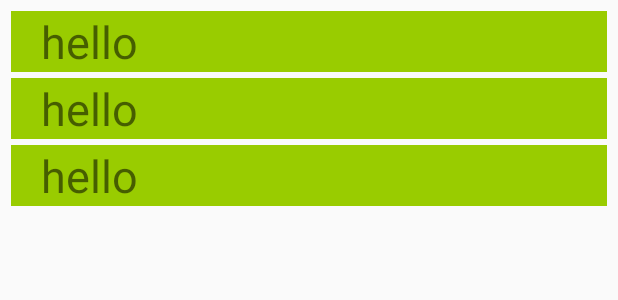
After one commit to Tadoya/Din9talk, an Android app: the layout fragment_all_list.xml on its own in the app's theme, with its tools: preview values and no code run, on a phone screen of 412 x 824 dp. The commit adds this screen. Shown: the top 300 px of the screen. Run offline under Robolectric (Android 15) with nearby library versions, the phone set to English and light mode, and no system bars.

Commit message:
Beta 0.2.1
1. 기존 User list를 Fragment 및 Recycle list 적용하여 다시 만듦
2. Fragment 상태에 따라 fab hide or show출력

```diff
--- a/app/src/main/AndroidManifest.xml
+++ b/app/src/main/AndroidManifest.xml
@@ -35,6 +35,8 @@
             android:name=".UserListActivity"
             android:label="User List"
             android:theme="@style/AppTheme"></activity>
+        <activity android:name=".MainActivity"></activity>
+
 
 
         <!-- [START firebase_service] -->
--- a/app/src/main/java/io/github/tadoya/din9talk/StartActivity.java
+++ b/app/src/main/java/io/github/tadoya/din9talk/StartActivity.java
@@ -80,7 +80,7 @@ public class StartActivity extends BaseActivity {
             @Override
             public void onClick(View v) {
                 //Intent chattingIntent = new Intent(getApplicationContext(), ChattingActivity.class);
-                Intent userListIntent = new Intent(getApplicationContext(), UserListActivity.class);
+                Intent userListIntent = new Intent(getApplicationContext(), MainActivity.class);
                 //userListIntent.addFlags(Intent.FLAG_ACTIVITY_NO_ANIMATION);
                 startActivity(userListIntent);
                 finish();
--- a/app/src/main/java/io/github/tadoya/din9talk/UserListActivity.java
+++ b/app/src/main/java/io/github/tadoya/din9talk/UserListActivity.java
@@ -17,6 +17,10 @@ import com.google.firebase.database.FirebaseDatabase;
 import com.google.firebase.database.Query;
 
 
+import io.github.tadoya.din9talk.BaseActivity;
+import io.github.tadoya.din9talk.ChattingActivity;
+import io.github.tadoya.din9talk.R;
+import io.github.tadoya.din9talk.StartActivity;
 import io.github.tadoya.din9talk.firebaseui.FirebaseListAdapter;
 import io.github.tadoya.din9talk.models.User;
 
@@ -58,9 +62,7 @@ public class UserListActivity extends BaseActivity {
         mUserListAdapter = new FirebaseListAdapter<User>(this, User.class, R.layout.single_active_list, userQuery) {
             @Override
             protected void populateView(View v, final User model, final int position) {
-                final DatabaseReference postRef = getRef(position);
 
-                // Set click listener for the whole post view
                 final String toToken = model.getToken();
                 v.setOnClickListener(new View.OnClickListener() {
                     @Override
--- a/app/src/main/java/io/github/tadoya/din9talk/firebaseui/FirebaseListAdapter.java
+++ b/app/src/main/java/io/github/tadoya/din9talk/firebaseui/FirebaseListAdapter.java
@@ -61,7 +61,7 @@ import com.google.firebase.database.Query;
  *
  * @param <T> The class type to use as a model for the data contained in the children of the given Firebase location
  */
-public abstract class FirebaseListAdapter<T> extends BaseAdapter {
+public class FirebaseListAdapter<T> extends BaseAdapter {
 
     private final Class<T> mModelClass;
     protected int mLayout;
--- a/app/src/main/res/layout/activity_user_list.xml
+++ b/app/src/main/res/layout/activity_user_list.xml
@@ -6,9 +6,6 @@
     android:layout_height="match_parent"
     android:fitsSystemWindows="true"
     tools:context="io.github.tadoya.din9talk.UserListActivity">
-
-    <include layout="@layout/content_user_list"
-        android:id="@+id/include" />
 
     <android.support.design.widget.FloatingActionButton
         android:id="@+id/fab"
@@ -20,4 +17,7 @@
         app:layout_anchor="@+id/include"
         app:layout_anchorGravity="bottom|right" />
 
+    <include layout="@layout/content_user_list"
+        android:id="@+id/include" />
+
 </android.support.design.widget.CoordinatorLayout>
--- /dev/null
+++ b/app/src/main/res/layout/fragment_all_list.xml
@@ -0,0 +1,18 @@
+<?xml version="1.0" encoding="utf-8"?>
+<FrameLayout xmlns:android="http://schemas.android.com/apk/res/android"
+    xmlns:tools="http://schemas.android.com/tools"
+    android:layout_width="match_parent"
+    android:layout_height="match_parent"
+    tools:context=".MainActivity">
+
+    <android.support.v7.widget.RecyclerView
+        android:id="@+id/recycle_list"
+        android:layout_width="match_parent"
+        android:layout_height="match_parent"
+        android:layout_alignParentTop="true"
+        android:clipToPadding="false"
+        android:padding="5dp"
+        android:scrollbars="vertical"
+        tools:listitem="@layout/recyclerview" />
+
+</FrameLayout>
--- /dev/null
+++ b/app/src/main/res/layout/recyclerview.xml
@@ -0,0 +1,19 @@
+<?xml version="1.0" encoding="utf-8"?>
+<RelativeLayout xmlns:android="http://schemas.android.com/apk/res/android"
+    android:layout_width="match_parent"
+    android:layout_height="wrap_content"
+    android:layout_margin="2dp"
+    android:background="@android:color/holo_green_light"
+    android:descendantFocusability="blocksDescendants"
+    android:foreground="?selectableItemBackground"
+    android:gravity="center_vertical">
+
+    <TextView
+        android:id="@+id/item_title"
+        android:layout_width="match_parent"
+        android:layout_height="wrap_content"
+        android:textSize="30sp"
+        android:layout_marginLeft="20dp"
+        android:text="hello"/>
+
+</RelativeLayout>
--- a/app/src/main/res/layout/single_active_list.xml
+++ b/app/src/main/res/layout/single_active_list.xml
@@ -1,13 +1,10 @@
 <?xml version="1.0" encoding="utf-8"?>
 <RelativeLayout xmlns:android="http://schemas.android.com/apk/res/android"
-    xmlns:tools="http://schemas.android.com/tools"
     android:layout_width="match_parent"
     android:layout_height="wrap_content"
     android:layout_margin="2dp"
     android:background="@android:color/holo_green_light"
-    android:clickable="false"
     android:descendantFocusability="blocksDescendants"
-    android:focusable="false"
     android:foreground="?selectableItemBackground"
     android:gravity="center_vertical">
 
@@ -16,8 +13,7 @@
         android:layout_width="match_parent"
         android:textSize="30sp"
         android:layout_height="wrap_content"
-        android:layout_marginLeft="20dp"
-        tools:ignore="RtlHardcoded" />
+        android:layout_marginLeft="20dp" />
 
     <TextView
         android:id="@+id/created_by"
```
Also changed, not shown: app/build.gradle (+5 -2 lines), app/src/main/java/io/github/tadoya/din9talk/MainActivity.java (added, +136 -0 lines), app/src/main/java/io/github/tadoya/din9talk/fragment/ChattingListFragment.java (added, +22 -0 lines), app/src/main/java/io/github/tadoya/din9talk/fragment/ListFragment.java (added, +41 -0 lines), app/src/main/java/io/github/tadoya/din9talk/fragment/UserListFragment.java (added, +100 -0 lines), app/src/main/java/io/github/tadoya/din9talk/viewholder/MyViewHolder.java (added, +27 -0 lines), app/src/main/res/layout/activity_main.xml (added, +33 -0 lines).
